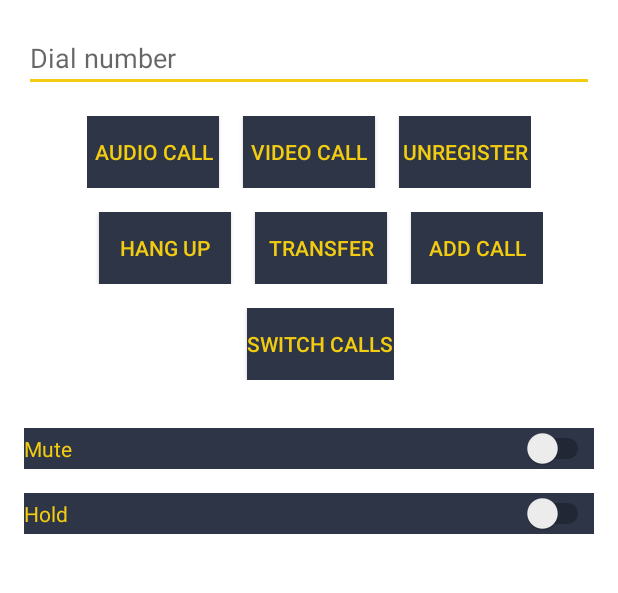
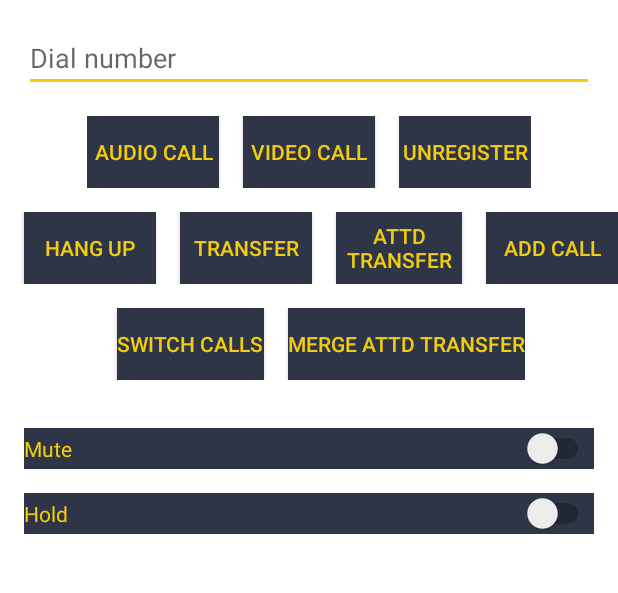
Before and after one commit to open-voip-alliance/AndroidPhoneLib, an Android app: the layout activity_main.xml on its own in the app's theme, with its tools: preview values and no code run, on a phone screen of 412 x 824 dp, the part 74-667 px from its top. Run offline under Robolectric (Android 15) with nearby library versions, the phone set to English and light mode, and no system bars.

Commit message:
Implemented attended transfer

```diff
--- /dev/null
+++ b/AndroidPhoneLib/src/main/java/nl/spindle/phonelib/model/AttendedTransferSession.kt
@@ -0,0 +1,3 @@
+package nl.spindle.phonelib.model
+
+data class AttendedTransferSession(val from: Session, val to: Session)
--- a/AndroidPhoneLib/src/main/java/nl/spindle/phonelib/repository/call/controls/LinphoneSipActiveCallControlsRepository.kt
+++ b/AndroidPhoneLib/src/main/java/nl/spindle/phonelib/repository/call/controls/LinphoneSipActiveCallControlsRepository.kt
@@ -1,6 +1,7 @@
 package nl.spindle.phonelib.repository.call.controls
 
 import nl.spindle.phonelib.model.Session
+import nl.spindle.phonelib.model.AttendedTransferSession
 import nl.spindle.phonelib.repository.LinphoneCoreInstanceManager
 
 class LinphoneSipActiveCallControlsRepository(private val linphoneCoreInstanceManager: LinphoneCoreInstanceManager) : SipActiveCallControlsRepository {
@@ -25,6 +26,10 @@ class LinphoneSipActiveCallControlsRepository(private val linphoneCoreInstanceMa
         session.linphoneCall.transfer(to)
     }
 
+    override fun finishAttendedTransfer(attendedTransferSession: AttendedTransferSession) {
+        attendedTransferSession.from.linphoneCall.transferToAnother(attendedTransferSession.to.linphoneCall)
+    }
+
     override fun pauseSession(session: Session) {
         session.linphoneCall.pause()
     }
--- a/AndroidPhoneLib/src/main/java/nl/spindle/phonelib/repository/call/controls/SipActiveCallControlsRepository.kt
+++ b/AndroidPhoneLib/src/main/java/nl/spindle/phonelib/repository/call/controls/SipActiveCallControlsRepository.kt
@@ -1,6 +1,7 @@
 package nl.spindle.phonelib.repository.call.controls
 
 import nl.spindle.phonelib.model.Session
+import nl.spindle.phonelib.model.AttendedTransferSession
 
 interface SipActiveCallControlsRepository {
     fun setMicrophone(on: Boolean)
@@ -11,6 +12,8 @@ interface SipActiveCallControlsRepository {
 
     fun transferUnattended(session: Session, to: String)
 
+    fun finishAttendedTransfer(attendedTransferSession: AttendedTransferSession)
+
     fun switchSession(from: Session, to: Session)
 
     fun pauseSession(session: Session)
--- a/app/src/main/res/layout/activity_main.xml
+++ b/app/src/main/res/layout/activity_main.xml
@@ -69,6 +69,7 @@
         android:layout_height="wrap_content"
         android:layout_gravity="center_horizontal"
         android:layout_marginTop="16dp">
+
         <Button
             android:id="@+id/hang_up"
             android:layout_width="wrap_content"
@@ -89,6 +90,19 @@
             android:layout_marginStart="16dp"
             android:background="@drawable/rounded_button_ripple"
             android:text="@string/transfer"
+            android:textColor="@color/colorAccent"
+            android:visibility="gone"
+            tools:visibility="visible" />
+
+        <Button
+            android:id="@+id/attended_transfer"
+            android:layout_width="wrap_content"
+            android:layout_height="wrap_content"
+            android:layout_gravity="center_horizontal"
+            android:layout_marginStart="16dp"
+            android:layout_weight="1"
+            android:background="@drawable/rounded_button_ripple"
+            android:text="@string/attended_transfer"
             android:textColor="@color/colorAccent"
             android:visibility="gone"
             tools:visibility="visible" />
@@ -119,6 +133,18 @@
             android:layout_marginStart="16dp"
             android:background="@drawable/rounded_button_ripple"
             android:text="@string/switch_calls"
+            android:textColor="@color/colorAccent"
+            android:visibility="gone"
+            tools:visibility="visible" />
+
+        <Button
+            android:id="@+id/merge_calls"
+            android:layout_width="wrap_content"
+            android:layout_height="wrap_content"
+            android:layout_gravity="center_horizontal"
+            android:layout_marginStart="16dp"
+            android:background="@drawable/rounded_button_ripple"
+            android:text="@string/merge_calls"
             android:textColor="@color/colorAccent"
             android:visibility="gone"
             tools:visibility="visible" />
--- a/app/src/main/res/values/strings.xml
+++ b/app/src/main/res/values/strings.xml
@@ -19,6 +19,8 @@
     <string name="unregister">Unregister</string>
     <string name="successfully_unregistered">Successfully unregistered</string>
     <string name="transfer">Transfer</string>
+    <string name="attended_transfer">Attd Transfer</string>
+    <string name="merge_calls">Merge Attd Transfer</string>
     <string name="add_call">Add call</string>
     <string name="switch_calls">Switch calls</string>
 </resources>
```
Also changed, not shown: AndroidPhoneLib/src/main/java/nl/spindle/phonelib/PhoneLib.kt (+25 -0 lines), app/src/main/java/nl/spindle/phonelibexample/MainActivity.kt (+19 -0 lines).
